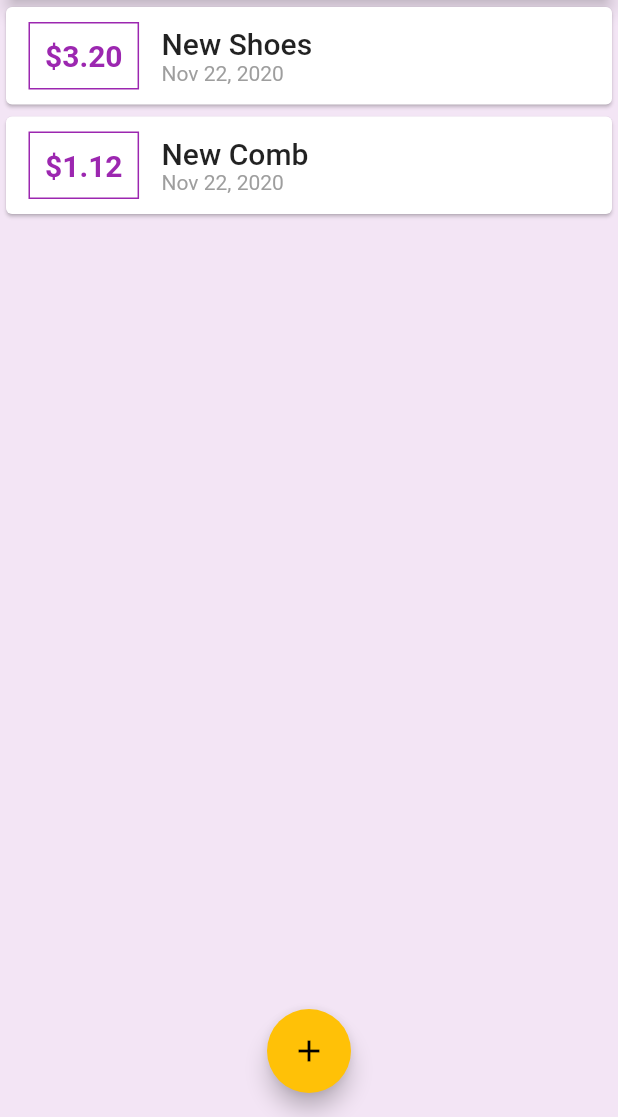
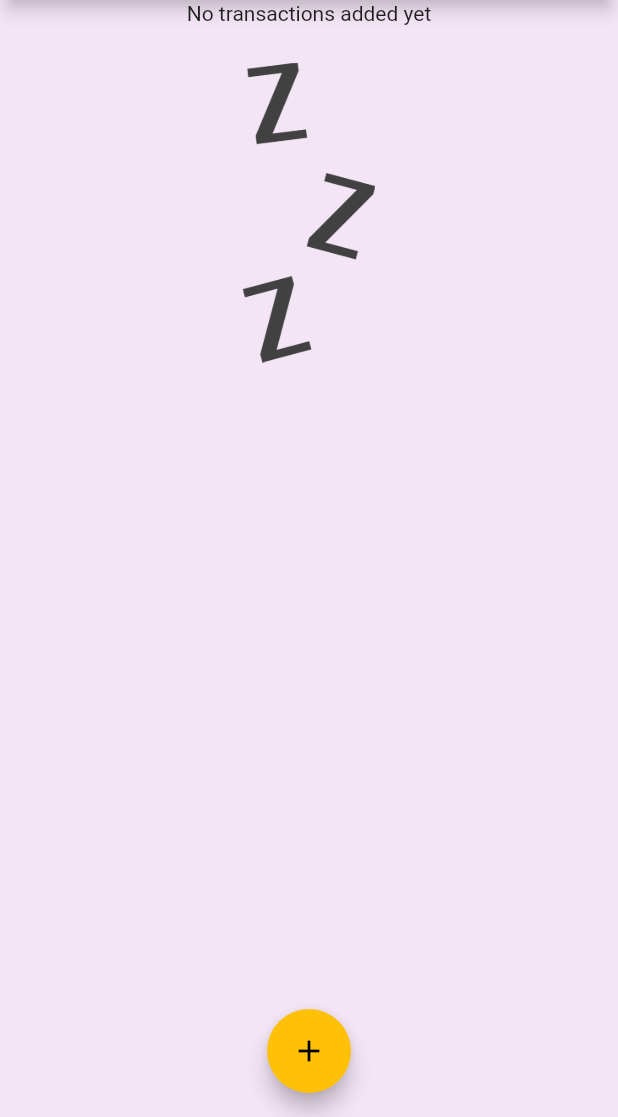
Before and after one commit to DeleMike/Expenses, a Flutter app: the screen it shows after launch, on a phone screen of 412 x 824 dp, the part 119-1236 px from its top. Run offline on Flutter 3.47's test engine with Material 2 defaults, Android fonts, the phone set to English and light mode, and no system bars; Roboto replaces fonts that are missing (Open Sans).

Commit message:
add a waiting image incase of empty list

```diff
--- a/lib/main.dart
+++ b/lib/main.dart
@@ -46,9 +46,9 @@ class MyHomePage extends StatefulWidget {
 
 class _MyHomePageState extends State<MyHomePage> {
   final List<Transaction> _userTransactions = [
-    Transaction(
-        id: '1', title: 'New Shoes', amount: 3.20, date: DateTime.now()),
-    Transaction(id: '2', title: 'New Comb', amount: 1.12, date: DateTime.now())
+    // Transaction(
+    //     id: '1', title: 'New Shoes', amount: 3.20, date: DateTime.now()),
+    // Transaction(id: '2', title: 'New Comb', amount: 1.12, date: DateTime.now())
   ];
 
   void _addNewTransaction(String txTitle, double txAmount) {
--- a/lib/widgets/transaction_list.dart
+++ b/lib/widgets/transaction_list.dart
@@ -9,7 +9,11 @@ class TransactionList extends StatelessWidget {
   Widget build(BuildContext context) {
     return Container(
       height:400.0,
-      child: ListView.builder(
+      child: userTransactions.isEmpty ? Column(children: [
+          Text('No transactions added yet', style: Theme.of(context).textTheme.bodyText2,),
+          SizedBox(height: 25.0),
+          Container(height:200.0, child: Image.asset('assets/images/waiting.png', fit: BoxFit.cover,)),
+      ]): ListView.builder(
         itemCount: userTransactions.length,
         itemBuilder: (ctx, index) {
           return Card(
```
